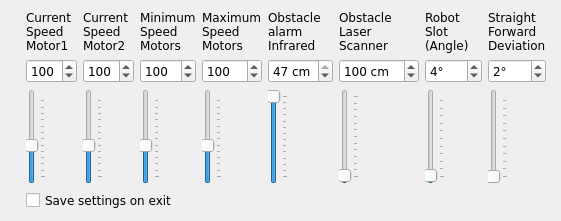
Above: direcs/src/settingsDialog.ui from markusk/direcs before the change. Below: the same form after it.
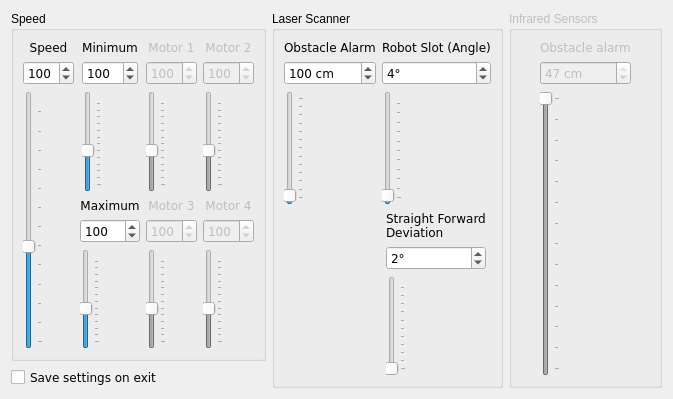
That is the form after the change. Icons and pictures are not drawn.

Commit message:
Fixed the motor speed set, optimized the settings dialog
- Slot for setting the maximum speed added to motor class, too
- motor 1 to 4 sliders added and disabled
- slider for robot speed added to settings dialog
- code for setting the speed with one command added to motor class and to atmel code
- comments in pwm.c updated

Patch:
```diff
--- a/direcs/src/settingsDialog.ui
+++ b/direcs/src/settingsDialog.ui
@@ -9,8 +9,8 @@
    <rect>
     <x>0</x>
     <y>0</y>
-    <width>561</width>
-    <height>221</height>
+    <width>673</width>
+    <height>399</height>
    </rect>
   </property>
   <property name="windowTitle">
@@ -20,37 +20,272 @@
    <iconset resource="../direcs.qrc">
     <normaloff>:/images/images/configure.png</normaloff>:/images/images/configure.png</iconset>
   </property>
-  <widget class="QWidget" name="layoutWidget">
-   <property name="geometry">
-    <rect>
-     <x>10</x>
-     <y>10</y>
-     <width>552</width>
-     <height>201</height>
-    </rect>
-   </property>
-   <layout class="QGridLayout" name="name0">
+  <layout class="QGridLayout" name="gridLayout_17">
     <item row="0" column="0">
-     <layout class="QHBoxLayout" name="_2">
+    <layout class="QVBoxLayout" name="verticalLayout">
       <item>
-       <layout class="QVBoxLayout" name="_3">
-        <item>
+      <widget class="QGroupBox" name="groupBoxSpeed">
+       <property name="title">
+        <string>Speed</string>
+       </property>
+       <layout class="QGridLayout" name="gridLayout_11">
+        <item row="0" column="0">
+         <layout class="QGridLayout" name="gridLayout_10">
+          <item row="0" column="0">
+           <layout class="QGridLayout" name="gridLayout">
+            <item row="0" column="0">
+             <widget class="QLabel" name="label_11">
+              <property name="font">
+               <font>
+                <family>Verdana</family>
+               </font>
+              </property>
+              <property name="text">
+               <string>Speed</string>
+              </property>
+              <property name="alignment">
+               <set>Qt::AlignCenter</set>
+              </property>
+              <property name="wordWrap">
+               <bool>true</bool>
+              </property>
+             </widget>
+            </item>
+            <item row="1" column="0">
+             <widget class="QSpinBox" name="spinBoxAllMotorsSpeed">
+              <property name="font">
+               <font>
+                <family>Verdana</family>
+               </font>
+              </property>
+              <property name="minimum">
+               <number>1</number>
+              </property>
+              <property name="maximum">
+               <number>255</number>
+              </property>
+              <property name="value">
+               <number>100</number>
+              </property>
+             </widget>
+            </item>
+            <item row="2" column="0">
+             <widget class="QSlider" name="sliderAllMotorsSpeed">
+              <property name="font">
+               <font>
+                <family>Verdana</family>
+               </font>
+              </property>
+              <property name="minimum">
+               <number>1</number>
+              </property>
+              <property name="maximum">
+               <number>255</number>
+              </property>
+              <property name="value">
+               <number>100</number>
+              </property>
+              <property name="sliderPosition">
+               <number>100</number>
+              </property>
+              <property name="tracking">
+               <bool>false</bool>
+              </property>
+              <property name="orientation">
+               <enum>Qt::Vertical</enum>
+              </property>
+              <property name="tickPosition">
+               <enum>QSlider::TicksBelow</enum>
+              </property>
+              <property name="tickInterval">
+               <number>20</number>
+              </property>
+             </widget>
+            </item>
+           </layout>
+          </item>
+          <item row="0" column="1">
+           <layout class="QGridLayout" name="gridLayout_9">
+            <item row="0" column="0">
+             <layout class="QGridLayout" name="gridLayout_2">
+              <item row="0" column="0">
+               <widget class="QLabel" name="label_7">
+                <property name="font">
+                 <font>
+                  <family>Verdana</family>
+                 </font>
+                </property>
+                <property name="text">
+                 <string>Minimum</string>
+                </property>
+                <property name="alignment">
+                 <set>Qt::AlignCenter</set>
+                </property>
+                <property name="wordWrap">
+                 <bool>true</bool>
+                </property>
+               </widget>
+              </item>
+              <item row="2" column="0">
+               <widget class="QSlider" name="sliderMinimumSpeed">
+                <property name="font">
+                 <font>
+                  <family>Verdana</family>
+                 </font>
+                </property>
+                <property name="minimum">
+                 <number>1</number>
+                </property>
+                <property name="maximum">
+                 <number>255</number>
+                </property>
+                <property name="value">
+                 <number>100</number>
+                </property>
+                <property name="sliderPosition">
+                 <number>100</number>
+                </property>
+                <property name="tracking">
+                 <bool>false</bool>
+                </property>
+                <property name="orientation">
+                 <enum>Qt::Vertical</enum>
+                </property>
+                <property name="tickPosition">
+                 <enum>QSlider::TicksBelow</enum>
+                </property>
+                <property name="tickInterval">
+                 <number>20</number>
+                </property>
+               </widget>
+              </item>
+              <item row="1" column="0">
+               <widget class="QSpinBox" name="spinBoxMinimumSpeed">
+                <property name="font">
+                 <font>
+                  <family>Verdana</family>
+                 </font>
+                </property>
+                <property name="minimum">
+                 <number>1</number>
+                </property>
+                <property name="maximum">
+                 <number>255</number>
+                </property>
+                <property name="value">
+                 <number>100</number>
+                </property>
+               </widget>
+              </item>
+             </layout>
+            </item>
+            <item row="1" column="0">
+             <layout class="QGridLayout" name="gridLayout_7">
+              <item row="0" column="0">
+               <widget class="QLabel" name="label_8">
+                <property name="font">
+                 <font>
+                  <family>Verdana</family>
+                 </font>
+                </property>
+                <property name="text">
+                 <string>Maximum</string>
+                </property>
+                <property name="alignment">
+                 <set>Qt::AlignCenter</set>
+                </property>
+                <property name="wordWrap">
+                 <bool>true</bool>
+                </property>
+               </widget>
+              </item>
+              <item row="1" column="0">
+               <widget class="QSpinBox" name="spinBoxMaximumSpeed">
+                <property name="font">
+                 <font>
+                  <family>Verdana</family>
+                 </font>
+                </property>
+                <property name="minimum">
+                 <number>1</number>
+                </property>
+                <property name="maximum">
+                 <number>255</number>
+                </property>
+                <property name="value">
+                 <number>100</number>
+                </property>
+               </widget>
+              </item>
+              <item row="2" column="0">
+               <widget class="QSlider" name="sliderMaximumSpeed">
+                <property name="font">
+                 <font>
+                  <family>Verdana</family>
+                 </font>
+                </property>
+                <property name="minimum">
+                 <number>1</number>
+                </property>
+                <property name="maximum">
+                 <number>255</number>
+                </property>
+                <property name="value">
+                 <number>100</number>
+                </property>
+                <property name="sliderPosition">
+                 <number>100</number>
+                </property>
+                <property name="tracking">
+                 <bool>false</bool>
+                </property>
+                <property name="orientation">
+                 <enum>Qt::Vertical</enum>
+                </property>
+                <property name="tickPosition">
+                 <enum>QSlider::TicksBelow</enum>
+                </property>
+                <property name="tickInterval">
+                 <number>20</number>
+                </property>
+               </widget>
+              </item>
+             </layout>
+            </item>
+           </layout>
+          </item>
+         </layout>
+        </item>
+        <item row="0" column="1">
+         <layout class="QGridLayout" name="gridLayout_8">
+          <item row="0" column="0">
+           <layout class="QGridLayout" name="gridLayout_4">
+            <item row="0" column="0">
          <widget class="QLabel" name="label_2">
+              <property name="enabled">
+               <bool>false</bool>
+              </property>
           <property name="font">
            <font>
             <family>Verdana</family>
            </font>
           </property>
           <property name="text">
-           <string>Current Speed Motor1</string>
+               <string>Motor 1</string>
+              </property>
+              <property name="alignment">
+               <set>Qt::AlignCenter</set>
           </property>
           <property name="wordWrap">
            <bool>true</bool>
           </property>
          </widget>
         </item>
-        <item>
+            <item row="1" column="0">
          <widget class="QSpinBox" name="spinBoxMotor1Speed">
+              <property name="enabled">
+               <bool>false</bool>
+              </property>
           <property name="font">
            <font>
             <family>Verdana</family>
@@ -67,8 +302,11 @@
           </property>
          </widget>
         </item>
-        <item>
+            <item row="2" column="0">
          <widget class="QSlider" name="sliderMotor1Speed">
+              <property name="enabled">
+               <bool>false</bool>
+              </property>
           <property name="font">
            <font>
             <family>Verdana</family>
@@ -102,25 +340,34 @@
         </item>
        </layout>
       </item>
-      <item>
-       <layout class="QVBoxLayout" name="_4">
-        <item>
+          <item row="0" column="1">
+           <layout class="QGridLayout" name="gridLayout_3">
+            <item row="0" column="0">
          <widget class="QLabel" name="label_5">
+              <property name="enabled">
+               <bool>false</bool>
+              </property>
           <property name="font">
            <font>
             <family>Verdana</family>
            </font>
           </property>
           <property name="text">
-           <string>Current Speed Motor2</string>
+               <string>Motor 2</string>
+              </property>
+              <property name="alignment">
+               <set>Qt::AlignCenter</set>
           </property>
           <property name="wordWrap">
            <bool>true</bool>
           </property>
          </widget>
         </item>
-        <item>
+            <item row="1" column="0">
          <widget class="QSpinBox" name="spinBoxMotor2Speed">
+              <property name="enabled">
+               <bool>false</bool>
+              </property>
           <property name="font">
            <font>
             <family>Verdana</family>
@@ -137,8 +384,11 @@
           </property>
          </widget>
         </item>
-        <item>
+            <item row="2" column="0">
          <widget class="QSlider" name="sliderMotor2Speed">
+              <property name="enabled">
+               <bool>false</bool>
+              </property>
           <property name="font">
            <font>
             <family>Verdana</family>
@@ -172,25 +422,34 @@
         </item>
        </layout>
       </item>
-      <item>
-       <layout class="QVBoxLayout" name="_5">
-        <item>
-         <widget class="QLabel" name="label_7">
+          <item row="1" column="0">
+           <layout class="QGridLayout" name="gridLayout_5">
+            <item row="0" column="0">
+             <widget class="QLabel" name="label_3">
+              <property name="enabled">
+               <bool>false</bool>
+              </property>
           <property name="font">
            <font>
             <family>Verdana</family>
            </font>
           </property>
           <property name="text">
-           <string>Minimum Speed Motors</string>
-          </property>
+               <string>Motor 3</string>
+              </property>
+              <property name="alignment">
+               <set>Qt::AlignCenter</set>
+              </property>
           <property name="wordWrap">
            <bool>true</bool>
           </property>
          </widget>
         </item>
-        <item>
-         <widget class="QSpinBox" name="spinBoxMinimumSpeed">
+            <item row="1" column="0">
+             <widget class="QSpinBox" name="spinBoxMotor3Speed">
+              <property name="enabled">
+               <bool>false</bool>
+              </property>
           <property name="font">
            <font>
             <family>Verdana</family>
@@ -207,8 +466,11 @@
           </property>
          </widget>
         </item>
-        <item>
-         <widget class="QSlider" name="sliderMinimumSpeed">
+            <item row="2" column="0">
+             <widget class="QSlider" name="sliderMotor3Speed">
+              <property name="enabled">
+               <bool>false</bool>
+              </property>
           <property name="font">
            <font>
             <family>Verdana</family>
@@ -242,25 +504,34 @@
         </item>
        </layout>
       </item>
-      <item>
-       <layout class="QVBoxLayout" name="_6">
-        <item>
-         <widget class="QLabel" name="label_8">
+          <item row="1" column="1">
+           <layout class="QGridLayout" name="gridLayout_6">
+            <item row="0" column="0">
+             <widget class="QLabel" name="label_10">
+              <property name="enabled">
+               <bool>false</bool>
+              </property>
           <property name="font">
            <font>
             <family>Verdana</family>
            </font>
           </property>
           <property name="text">
-           <string>Maximum Speed Motors</string>
-          </property>
+               <string>Motor 4</string>
+              </property>
+              <property name="alignment">
+               <set>Qt::AlignCenter</set>
+              </property>
           <property name="wordWrap">
            <bool>true</bool>
           </property>
          </widget>
         </item>
-        <item>
-         <widget class="QSpinBox" name="spinBoxMaximumSpeed">
+            <item row="1" column="0">
+             <widget class="QSpinBox" name="spinBoxMotor4Speed">
+              <property name="enabled">
+               <bool>false</bool>
+              </property>
           <property name="font">
            <font>
             <family>Verdana</family>
@@ -277,8 +548,11 @@
           </property>
          </widget>
         </item>
-        <item>
-         <widget class="QSlider" name="sliderMaximumSpeed">
+            <item row="2" column="0">
+             <widget class="QSlider" name="sliderMotor4Speed">
+              <property name="enabled">
+               <bool>false</bool>
+              </property>
           <property name="font">
            <font>
             <family>Verdana</family>
@@ -312,88 +586,34 @@
         </item>
        </layout>
       </item>
-      <item>
-       <layout class="QVBoxLayout" name="_7">
-        <item>
-         <widget class="QLabel" name="label">
-          <property name="font">
-           <font>
-            <family>Verdana</family>
-           </font>
-          </property>
-          <property name="text">
-           <string>Obstacle alarm Infrared</string>
-          </property>
-          <property name="wordWrap">
-           <bool>true</bool>
-          </property>
-         </widget>
+         </layout>
         </item>
-        <item>
-         <widget class="QSpinBox" name="spinBoxObstacle">
-          <property name="font">
-           <font>
-            <family>Verdana</family>
-           </font>
-          </property>
-          <property name="suffix">
-           <string> cm</string>
-          </property>
-          <property name="minimum">
-           <number>8</number>
-          </property>
-          <property name="maximum">
-           <number>47</number>
-          </property>
-          <property name="singleStep">
-           <number>1</number>
-          </property>
-          <property name="value">
-           <number>47</number>
-          </property>
+       </layout>
          </widget>
         </item>
         <item>
-         <widget class="QSlider" name="sliderObstacle">
+      <widget class="QCheckBox" name="checkBoxSaveSettings">
           <property name="font">
            <font>
             <family>Verdana</family>
            </font>
           </property>
-          <property name="minimum">
-           <number>8</number>
-          </property>
-          <property name="maximum">
-           <number>47</number>
-          </property>
-          <property name="singleStep">
-           <number>1</number>
-          </property>
-          <property name="pageStep">
-           <number>2</number>
-          </property>
-          <property name="value">
-           <number>47</number>
-          </property>
-          <property name="sliderPosition">
-           <number>47</number>
-          </property>
-          <property name="orientation">
-           <enum>Qt::Vertical</enum>
-          </property>
-          <property name="tickPosition">
-           <enum>QSlider::TicksBelow</enum>
-          </property>
-          <property name="tickInterval">
-           <number>3</number>
-          </property>
+       <property name="text">
+        <string>Save settings on exit</string>
+       </property>
          </widget>
         </item>
        </layout>
       </item>
-      <item>
-       <layout class="QVBoxLayout" name="_8">
-        <item>
+   <item row="0" column="1">
+    <widget class="QGroupBox" name="groupBoxLaser">
+     <property name="title">
+      <string>Laser Scanner</string>
+     </property>
+     <layout class="QGridLayout" name="gridLayout_18">
+      <item row="0" column="0">
+       <layout class="QGridLayout" name="gridLayout_13">
+        <item row="0" column="0">
          <widget class="QLabel" name="label_9">
           <property name="font">
            <font>
@@ -401,14 +621,14 @@
            </font>
           </property>
           <property name="text">
-           <string>Obstacle Laser Scanner</string>
+           <string>Obstacle Alarm</string>
           </property>
           <property name="wordWrap">
            <bool>true</bool>
           </property>
          </widget>
         </item>
-        <item>
+        <item row="1" column="0">
          <widget class="QSpinBox" name="spinBoxObstacleLaserScanner">
           <property name="font">
            <font>
@@ -432,7 +652,7 @@
           </property>
          </widget>
         </item>
-        <item>
+        <item row="2" column="0">
          <widget class="QSlider" name="sliderObstacleLaserScanner">
           <property name="font">
            <font>
@@ -473,9 +693,9 @@
         </item>
        </layout>
       </item>
-      <item>
-       <layout class="QVBoxLayout" name="_9">
-        <item>
+      <item row="0" column="1">
+       <layout class="QGridLayout" name="gridLayout_14">
+        <item row="0" column="0">
          <widget class="QLabel" name="label_4">
           <property name="font">
            <font>
@@ -490,7 +710,7 @@
           </property>
          </widget>
         </item>
-        <item>
+        <item row="1" column="0">
          <widget class="QSpinBox" name="spinBoxRobotSlot">
           <property name="font">
            <font>
@@ -511,7 +731,7 @@
           </property>
          </widget>
         </item>
-        <item>
+        <item row="2" column="0">
          <widget class="QSlider" name="sliderRobotSlot">
           <property name="font">
            <font>
@@ -546,9 +766,9 @@
         </item>
        </layout>
       </item>
-      <item>
-       <layout class="QVBoxLayout" name="_10">
-        <item>
+      <item row="1" column="1">
+       <layout class="QGridLayout" name="gridLayout_15">
+        <item row="0" column="0">
          <widget class="QLabel" name="label_6">
           <property name="font">
            <font>
@@ -563,7 +783,7 @@
           </property>
          </widget>
         </item>
-        <item>
+        <item row="1" column="0">
          <widget class="QSpinBox" name="spinBoxStraightForwardDeviation">
           <property name="font">
            <font>
@@ -584,7 +804,7 @@
           </property>
          </widget>
         </item>
-        <item>
+        <item row="2" column="0">
          <widget class="QSlider" name="sliderStraightForwardDeviation">
           <property name="font">
            <font>
@@ -620,21 +840,100 @@
        </layout>
       </item>
      </layout>
-    </item>
-    <item row="1" column="0">
-     <widget class="QCheckBox" name="checkBoxSaveSettings">
+    </widget>
+   </item>
+   <item row="0" column="2">
+    <widget class="QGroupBox" name="groupBoxInfrared">
+     <property name="enabled">
+      <bool>false</bool>
+     </property>
+     <property name="title">
+      <string>Infrared Sensors</string>
+     </property>
+     <layout class="QGridLayout" name="gridLayout_16">
+      <item row="0" column="0">
+       <layout class="QGridLayout" name="gridLayout_12">
+        <item row="0" column="0">
+         <widget class="QLabel" name="label">
       <property name="font">
        <font>
         <family>Verdana</family>
        </font>
       </property>
       <property name="text">
-       <string>Save settings on exit</string>
-      </property>
-     </widget>
-    </item>
-   </layout>
-  </widget>
+           <string>Obstacle alarm</string>
+          </property>
+          <property name="wordWrap">
+           <bool>true</bool>
+          </property>
+         </widget>
+        </item>
+        <item row="1" column="0">
+         <widget class="QSpinBox" name="spinBoxObstacle">
+          <property name="font">
+           <font>
+            <family>Verdana</family>
+           </font>
+          </property>
+          <property name="suffix">
+           <string> cm</string>
+          </property>
+          <property name="minimum">
+           <number>8</number>
+          </property>
+          <property name="maximum">
+           <number>47</number>
+          </property>
+          <property name="singleStep">
+           <number>1</number>
+          </property>
+          <property name="value">
+           <number>47</number>
+          </property>
+         </widget>
+        </item>
+        <item row="2" column="0">
+         <widget class="QSlider" name="sliderObstacle">
+          <property name="font">
+           <font>
+            <family>Verdana</family>
+           </font>
+          </property>
+          <property name="minimum">
+           <number>8</number>
+          </property>
+          <property name="maximum">
+           <number>47</number>
+          </property>
+          <property name="singleStep">
+           <number>1</number>
+          </property>
+          <property name="pageStep">
+           <number>2</number>
+          </property>
+          <property name="value">
+           <number>47</number>
+          </property>
+          <property name="sliderPosition">
+           <number>47</number>
+          </property>
+          <property name="orientation">
+           <enum>Qt::Vertical</enum>
+          </property>
+          <property name="tickPosition">
+           <enum>QSlider::TicksBelow</enum>
+          </property>
+          <property name="tickInterval">
+           <number>3</number>
+          </property>
+         </widget>
+        </item>
+       </layout>
+      </item>
+     </layout>
+    </widget>
+   </item>
+  </layout>
  </widget>
  <resources>
   <include location="../direcs.qrc"/>
```
Lines whose indentation alone changed are shown as unchanged. The commit also changes 9 other files.
